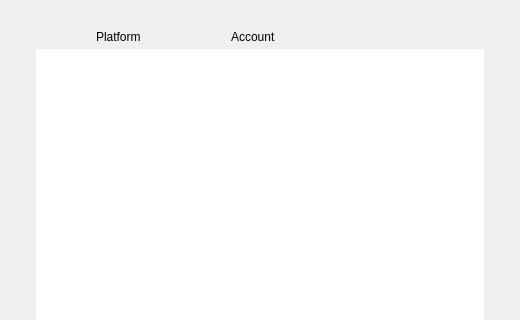
First picture: the form in UI/forms/XLLivePlatformsDialog.ui, repository gechangli/obs-studio, before the edit; both pictures show x 0 to 520 and y 0 to 320 of the 520 by 470 pixel window.
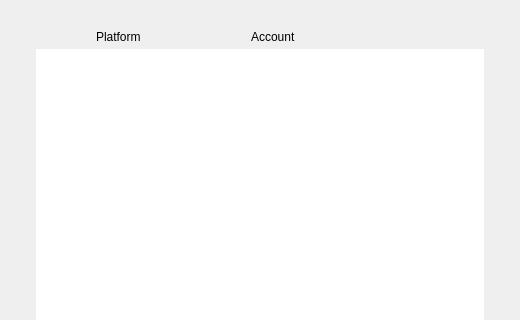
Second picture: the form after the edit.

Commit message: update style for live platform dialog

```diff
--- a/UI/forms/XLLivePlatformsDialog.ui
+++ b/UI/forms/XLLivePlatformsDialog.ui
@@ -93,7 +93,7 @@
          <string>Account</string>
         </property>
         <property name="indent">
-         <number>90</number>
+         <number>110</number>
         </property>
        </widget>
       </item>
```
The commit also changes 6 other files.
